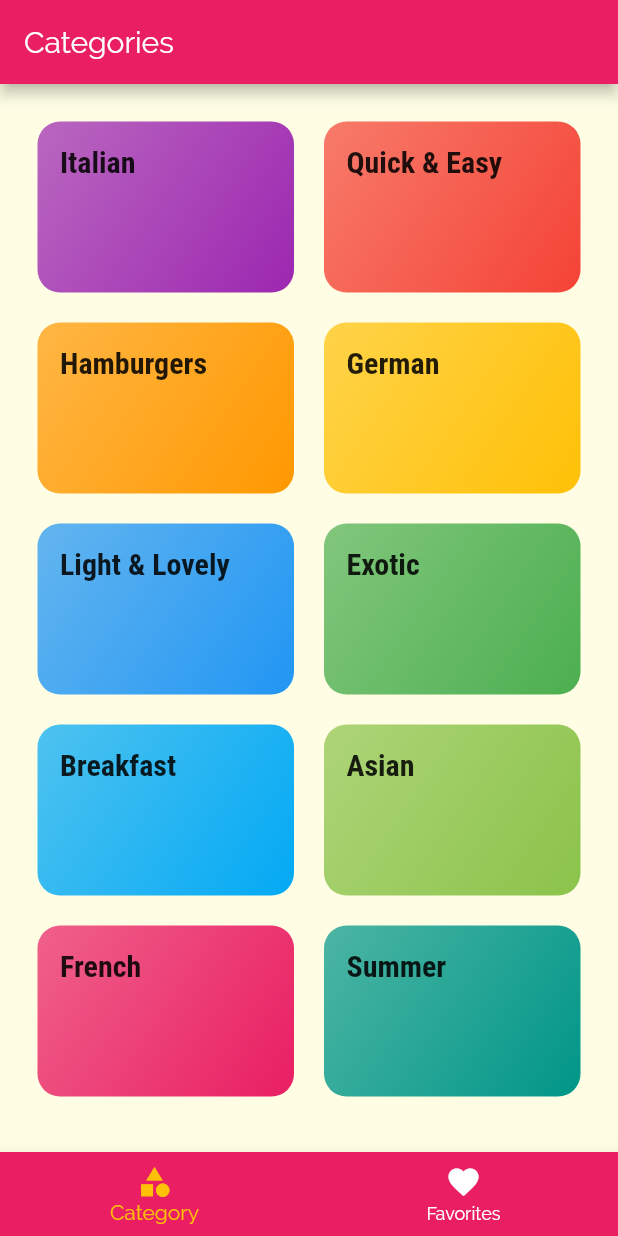
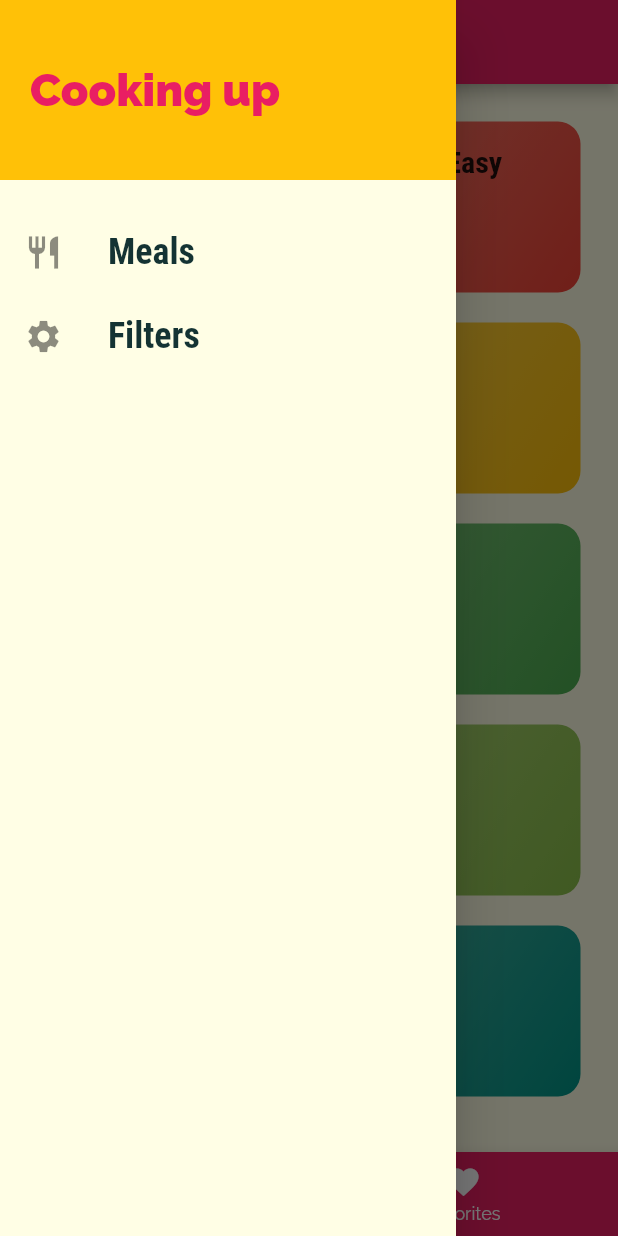
Before and after one commit to anandagr21/deli-meal, a Flutter app: the screen it shows after launch, with the side drawer open (before the commit the screen has no drawer), on a phone screen of 412 x 824 dp. Run offline on Flutter 3.47's test engine with Material 2 defaults, Android fonts, the phone set to English and light mode, and no system bars.

Commit message:
side drawer added

```diff
--- a/lib/main.dart
+++ b/lib/main.dart
@@ -1,5 +1,4 @@
 import './screens/tabs_screen.dart';
-
 import './screens/category_meals_screen.dart';
 import 'package:flutter/material.dart';
 import './screens/categories_screen.dart';
--- a/lib/screens/tabs_screen.dart
+++ b/lib/screens/tabs_screen.dart
@@ -1,3 +1,5 @@
+import '../widgets/main_drawer.dart';
+
 import './favorites_screen.dart';
 import './categories_screen.dart';
 import 'package:flutter/material.dart';
@@ -63,6 +65,7 @@ class _TabsScreenState extends State<TabsScreen> {
       appBar: AppBar(
         title: Text(_pages[_selectedPageIndex]['title']),
       ),
+      drawer: MainDrawer(),
       body: _pages[_selectedPageIndex]['page'],
       bottomNavigationBar: BottomNavigationBar(
         onTap: _selectPage,
--- /dev/null
+++ b/lib/widgets/main_drawer.dart
@@ -0,0 +1,57 @@
+import 'package:flutter/material.dart';
+
+class MainDrawer extends StatelessWidget {
+  Widget buildListTile(String title, IconData icon) {
+    return ListTile(
+      leading: Icon(
+        icon,
+        size: 26,
+      ),
+      title: Text(
+        title,
+        style: TextStyle(
+          fontFamily: 'RobotoCondensed',
+          fontSize: 24,
+          fontWeight: FontWeight.bold,
+        ),
+      ),
+      onTap: () {
+
+      },
+    );
+
+  }
+
+  @override
+  Widget build(BuildContext context) {
+    return Drawer(
+      child: Column(
+        children: <Widget>[
+          Container(
+            height: 120,
+            width: double.infinity,
+            padding: EdgeInsets.all(20),
+            alignment: Alignment.centerLeft,
+            color: Theme
+                .of(context)
+                .accentColor,
+            child: Text(
+              'Cooking up',
+              style: TextStyle(
+                  fontWeight: FontWeight.w900,
+                  fontSize: 30,
+                  color: Theme
+                      .of(context)
+                      .primaryColor),
+            ),
+          ),
+          SizedBox(
+            height: 20,
+          ),
+          buildListTile('Meals', Icons.restaurant),
+          buildListTile('Filters', Icons.settings),
+        ],
+      ),
+    );
+  }
+}
```
